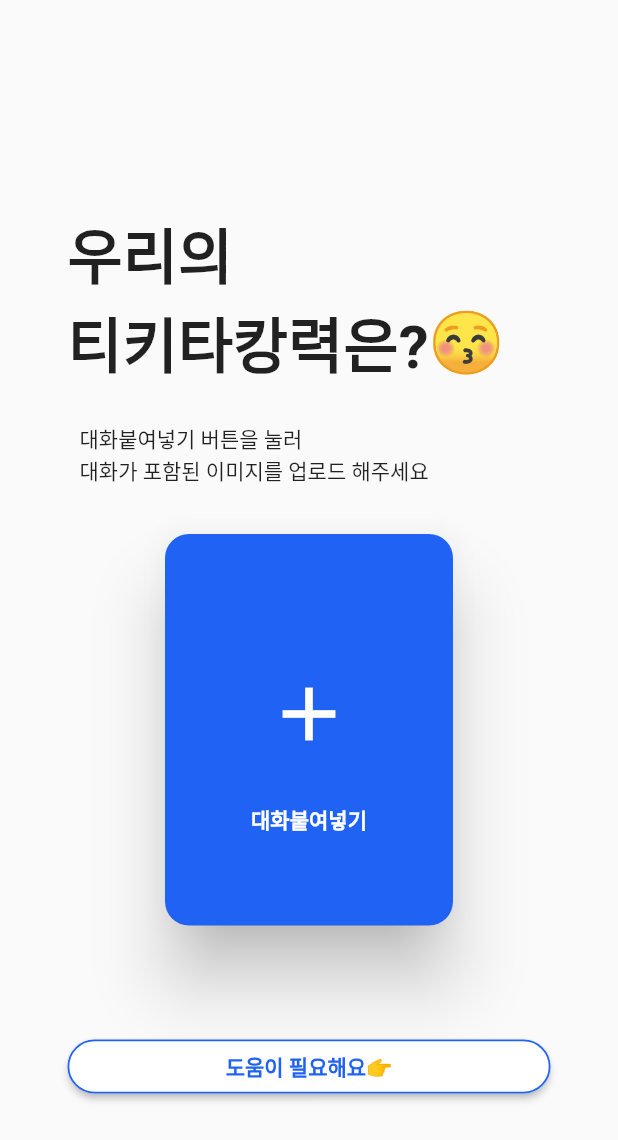
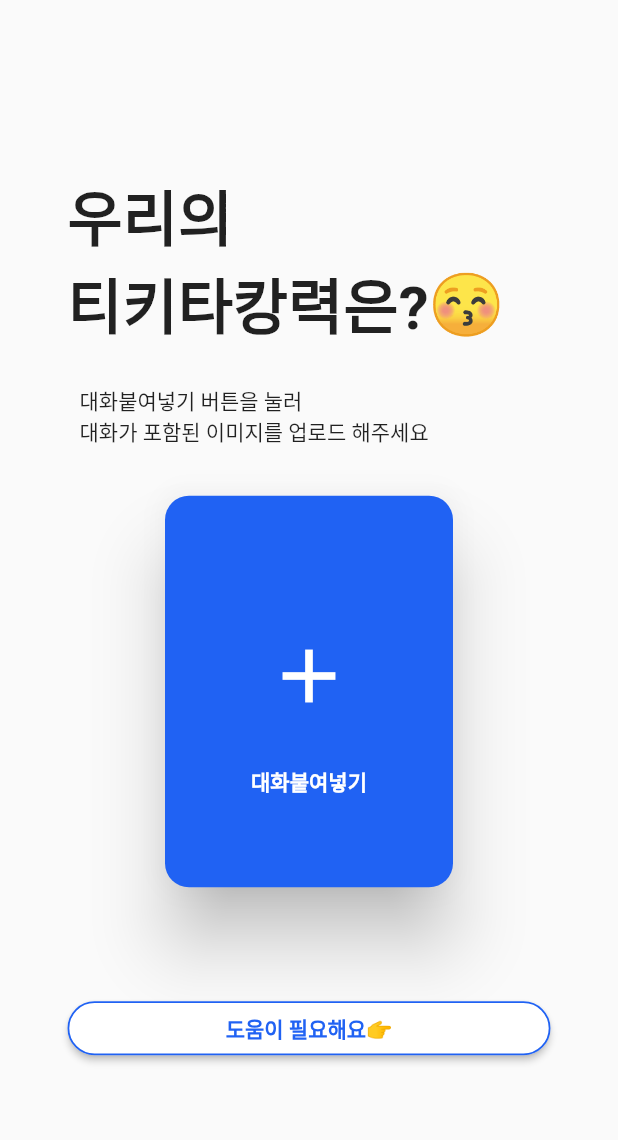
Before and after one commit to haeun930515/text_analyzer, a Flutter app: the screen it shows after launch, after a tap on "시작하기", on a phone screen of 412 x 824 dp. Shown: the top 1140 px of the screen. Run offline on Flutter 3.47's test engine with Material 2 defaults, Android fonts, the light colour scheme and no system bars; our stand-ins replace device_preview, firebase_core, firebase_storage, flutter_dotenv, google_mobile_ads, image_picker and 1 more; missing offline and left inert: flutter_adfit, flutter_share, google_mlkit_text_recognition, ironsource_mediation, kakao_flutter_sdk; accounts and stored records are empty.

Commit message:
ios-카카오, Ironsrc 광고 적용완료 1.0.3

```diff
--- a/lib/main.dart
+++ b/lib/main.dart
@@ -1,6 +1,9 @@
+import 'package:device_preview/device_preview.dart';
+import 'package:flutter/foundation.dart';
 import 'package:flutter/material.dart';
 import 'package:flutter_dotenv/flutter_dotenv.dart';
 import 'package:google_mobile_ads/google_mobile_ads.dart';
+import 'package:ironsource_mediation/ironsource_mediation.dart';
 import 'package:provider/provider.dart';
 import 'package:text_analyzer/provider/facebook_provider.dart';
 import 'package:text_analyzer/provider/insta_provider.dart';
@@ -28,10 +31,19 @@ void main() async {
     javaScriptAppKey: dotenv.env['KAKAO_JS_APP_KEY']!,
   );
 
+  //Ironsource
+  IronSource.setFlutterVersion("3.10.5");
+  IronSource.init(appKey: "1a7d28b45");
+  IronSource.validateIntegration();
+  IronSource.setAdaptersDebug(true);
+
   MobileAds.instance.initialize();
 
-  runApp(MultiProvider(providers: [
-    ChangeNotifierProvider<OpenAIProvider>(create: (_) => OpenAIProvider()),
+  runApp(DevicePreview(
+      enabled: !kReleaseMode,
+      builder: (context) => MultiProvider(providers: [
+            ChangeNotifierProvider<OpenAIProvider>(
+                create: (_) => OpenAIProvider()),
             ChangeNotifierProvider<TextFromImageProvider>(
                 create: (_) => TextFromImageProvider()),
             ChangeNotifierProvider<ImageShareProvider>(
@@ -44,8 +56,9 @@ void main() async {
                 create: (_) => FacebookShareProvider()),
             ChangeNotifierProvider<ImageShareProvider>(
                 create: (_) => ImageShareProvider()),
-    ChangeNotifierProvider<ResultProvider>(create: (_) => ResultProvider()),
-  ], child: const MainApp()));
+            ChangeNotifierProvider<ResultProvider>(
+                create: (_) => ResultProvider()),
+          ], child: const MainApp())));
 }
 
 class MainApp extends StatelessWidget {
@@ -54,6 +67,9 @@ class MainApp extends StatelessWidget {
   @override
   Widget build(BuildContext context) {
     return MaterialApp(
+      useInheritedMediaQuery: true,
+      locale: DevicePreview.locale(context),
+      builder: DevicePreview.appBuilder,
       initialRoute: '/start',
       routes: {
         '/start': (context) => const StartScreen(),
--- a/lib/ui/start/start_screen.dart
+++ b/lib/ui/start/start_screen.dart
@@ -91,16 +91,13 @@ class StartScreen extends StatelessWidget {
           return false;
         }
       },
+      child: SafeArea(
         child: Scaffold(
-          appBar: AppBar(
-            backgroundColor: const Color(0xFF2062f3),
-            elevation: 0,
-            automaticallyImplyLeading: Platform.isAndroid,
-          ),
             backgroundColor: const Color(0xFF2062f3),
             body: Padding(
               padding: const EdgeInsets.symmetric(horizontal: 45.0),
               child: Column(
+                mainAxisAlignment: MainAxisAlignment.center,
                 crossAxisAlignment: CrossAxisAlignment.stretch,
                 children: [
                   const SizedBox(
@@ -175,6 +172,7 @@ class StartScreen extends StatelessWidget {
                 ],
               ),
             )),
+      ),
     );
   }
 }
--- a/pubspec.yaml
+++ b/pubspec.yaml
@@ -29,6 +29,10 @@ dependencies:
   social_share: ^2.3.1
   google_mobile_ads: ^3.0.0
   facebook_audience_network: ^1.0.1
+
+  ironsource_mediation: ^1.2.0
+  device_preview: ^1.1.0
+  flutter_adfit: ^1.1.2
 
 dev_dependencies:
   flutter_test:
```
Also changed, not shown: lib/ui/aiwork/ai_work_screen.dart (+34 -15 lines), lib/ui/textinput/text_input_screen.dart (+7 -77 lines), pubspec.lock, 4 other files. Lines whose indentation alone changed are shown as unchanged.
